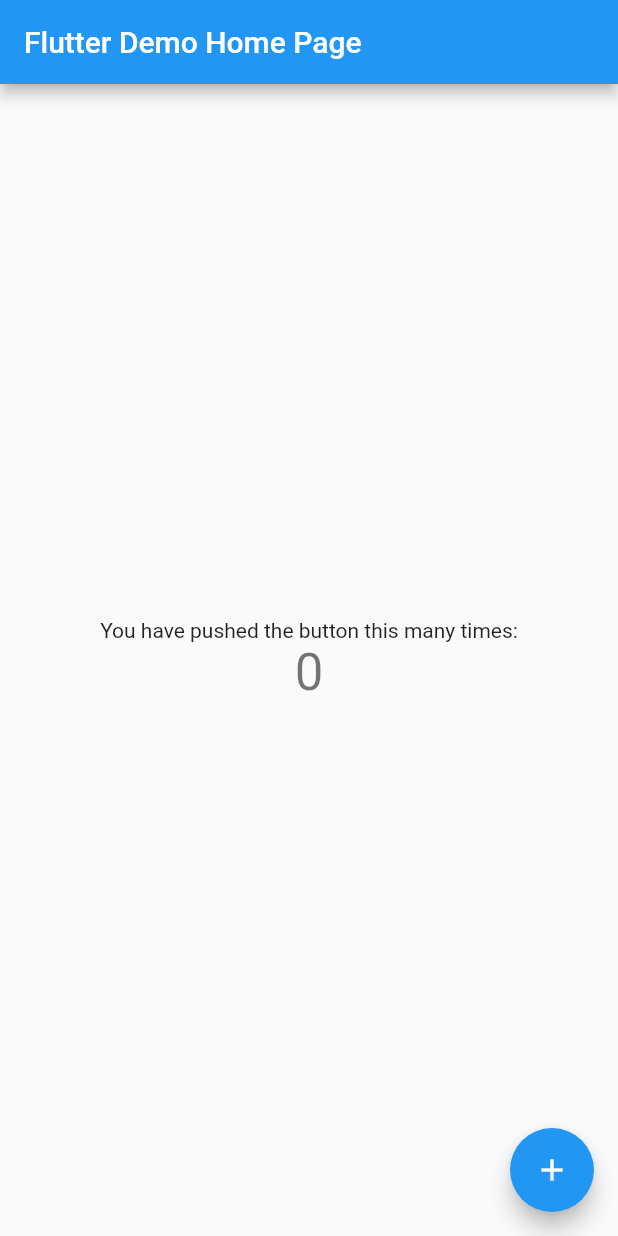
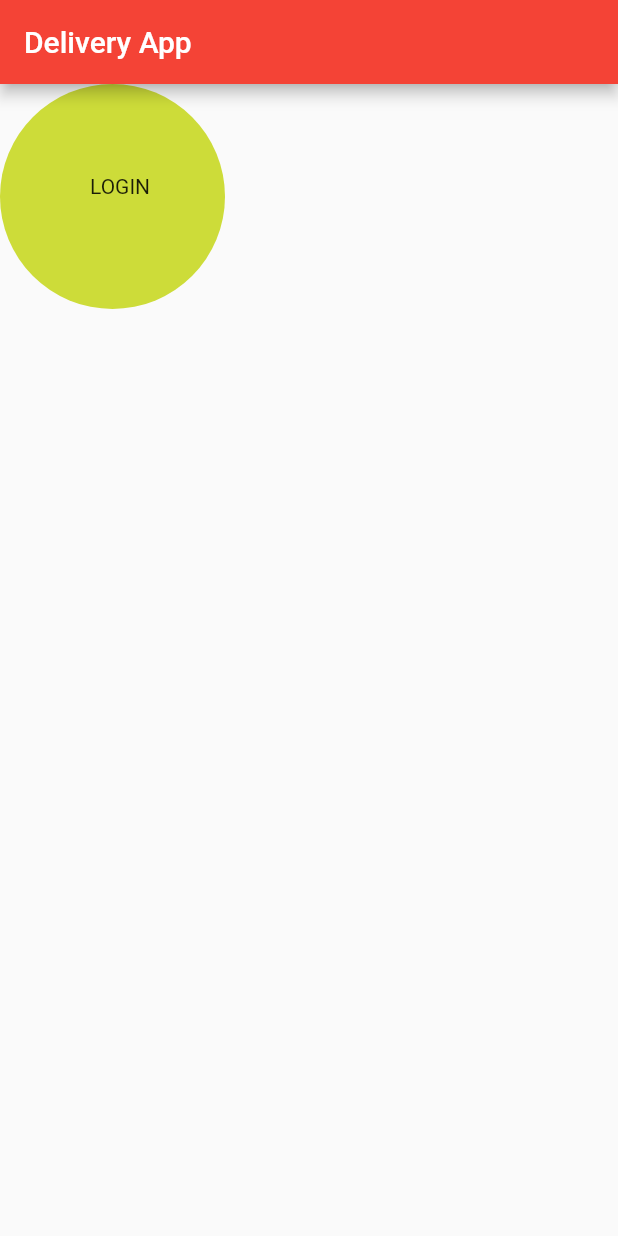
Before and after one commit to SergioEstebanPi/delivery, a Flutter app: the screen it shows after launch, on a phone screen of 412 x 824 dp. Run offline on Flutter 3.47's test engine with Material 2 defaults, Android fonts, the phone set to English and light mode, and no system bars.

Commit message:
Added login page and colors

```diff
--- /dev/null
+++ b/lib/login/login_page.dart
@@ -0,0 +1,33 @@
+import 'package:flutter/material.dart';
+
+class LoginPage extends StatefulWidget {
+  @override
+  _LoginPageState createState() => _LoginPageState();
+}
+
+class _LoginPageState extends State<LoginPage> {
+  @override
+  Widget build(BuildContext context) {
+    return Scaffold(
+      appBar: AppBar(
+        title: Text('Delivery App'),
+      ),
+      body: Stack(
+        children: [
+          Container(
+            width: 150,
+            height: 150,
+            decoration: BoxDecoration(
+              borderRadius: BorderRadius.all(Radius.circular(100)),
+              color: Colors.lime
+            ),
+          ),
+          Container(
+            margin: EdgeInsets.only(top: 60, left: 60),
+            child: Text('LOGIN'),
+          )
+        ],
+      )
+    );
+  }
+}
--- a/lib/main.dart
+++ b/lib/main.dart
@@ -1,3 +1,5 @@
+import 'package:delivery/login/login_page.dart';
+import 'package:delivery/utils/my_colors.dart';
 import 'package:flutter/material.dart';
 
 void main() {
@@ -11,7 +13,11 @@
   @override
   Widget build(BuildContext context) {
     return MaterialApp(
-      title: 'Flutter Demo',
+      title: 'Delivery',
+      initialRoute: 'login',
+      routes: {
+        'login': (BuildContext context) => LoginPage()
+      },
       theme: ThemeData(
         // This is the theme of your application.
         //
@@ -22,9 +28,11 @@
         // or simply save your changes to "hot reload" in a Flutter IDE).
         // Notice that the counter didn't reset back to zero; the application
         // is not restarted.
-        primarySwatch: Colors.blue,
+        primaryColor: MyColors.primaryColor,
+        primarySwatch: Colors.red,
       ),
       home: const MyHomePage(title: 'Flutter Demo Home Page'),
+      debugShowCheckedModeBanner: false,
     );
   }
 }
--- /dev/null
+++ b/lib/utils/my_colors.dart
@@ -0,0 +1,5 @@
+import 'package:flutter/cupertino.dart';
+
+class MyColors {
+  static Color primaryColor = Color(0xFFE70D32);
+}
```
